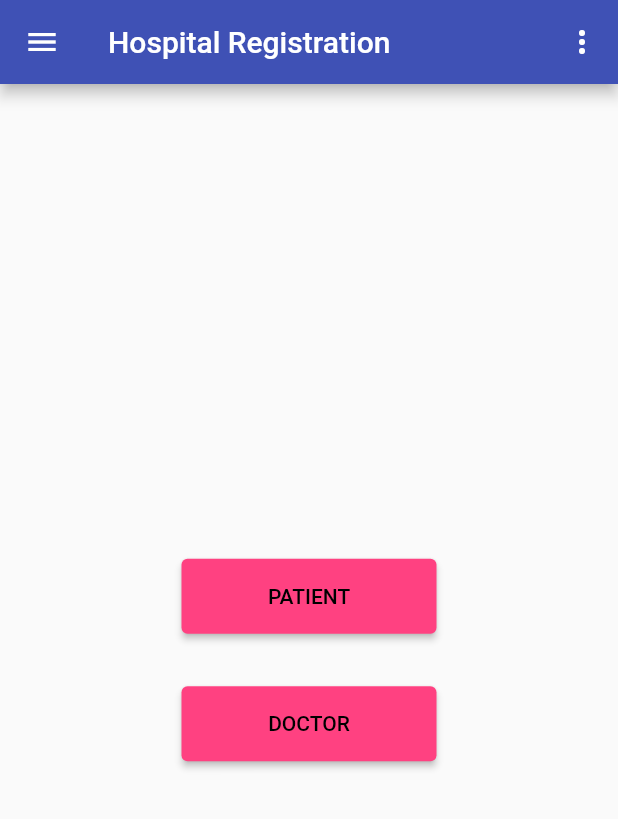
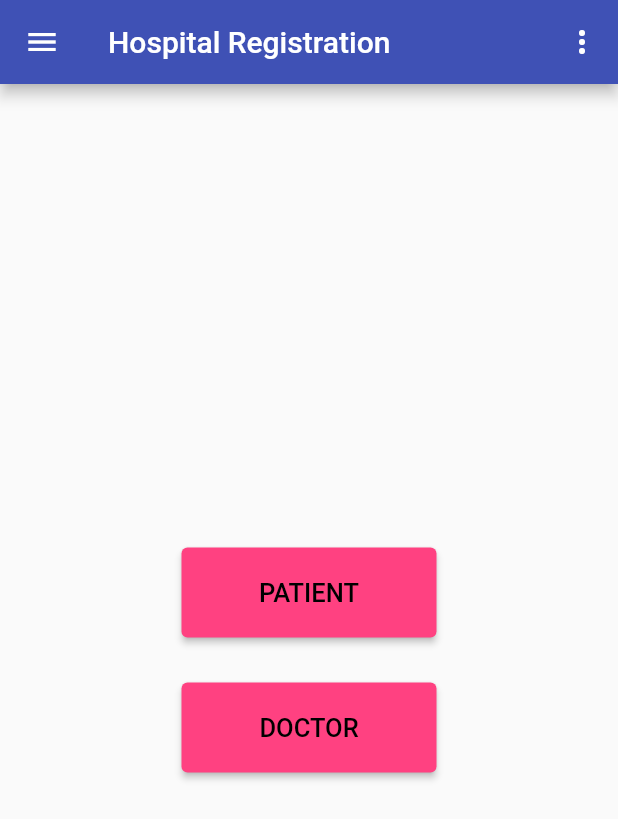
Before and after one commit to hrithikdass/RWF-Hospital-Registration, a Flutter app: the screen it shows after launch, on a phone screen of 412 x 824 dp. Shown: the top 819 px of the screen. Run offline on Flutter 3.47's test engine with Material 2 defaults, Android fonts, the phone set to English and light mode, and no system bars; our stand-ins replace date_time_picker; missing offline and left inert: alert, dropdownfield.

```diff
--- a/lib/homepage.dart
+++ b/lib/homepage.dart
@@ -29,7 +29,7 @@ class HomePage extends StatelessWidget {
           mainAxisAlignment: MainAxisAlignment.center,
           children: [
             SizedBox(
-              height: 50.0,
+              height: 60.0,
               width: 170.0,
               child: ElevatedButton(
                 style: ElevatedButton.styleFrom(
@@ -46,14 +46,17 @@ class HomePage extends StatelessWidget {
                     ),
                   );
                 },
-                child: Text('PATIENT'),
+                child: Text(
+                  'PATIENT',
+                  style: TextStyle(fontSize: 17.0),
+                ),
               ),
             ),
             SizedBox(
-              height: 35.0,
+              height: 30.0,
             ),
             SizedBox(
-              height: 50.0,
+              height: 60.0,
               width: 170.0,
               child: ElevatedButton(
                 style: ElevatedButton.styleFrom(
@@ -70,7 +73,10 @@ class HomePage extends StatelessWidget {
                     ),
                   );
                 },
-                child: Text('DOCTOR'),
+                child: Text(
+                  'DOCTOR',
+                  style: TextStyle(fontSize: 17.0),
+                ),
               ),
             ),
           ],
--- a/pubspec.yaml
+++ b/pubspec.yaml
@@ -16,6 +16,7 @@ dependencies:
   dropdownfield: ^1.0.3
   date_time_picker: ^2.1.0
   interval_time_picker: ^0.1.0
+  alert: ^2.0.1
 
   # The following adds the Cupertino Icons font to your application.
   # Use with the CupertinoIcons class for iOS style icons.
```
Also changed, not shown: lib/bookappointment.dart (+32 -47 lines), lib/docviewappointment.dart (+11 -9 lines), pubspec.lock, 126 other files.
